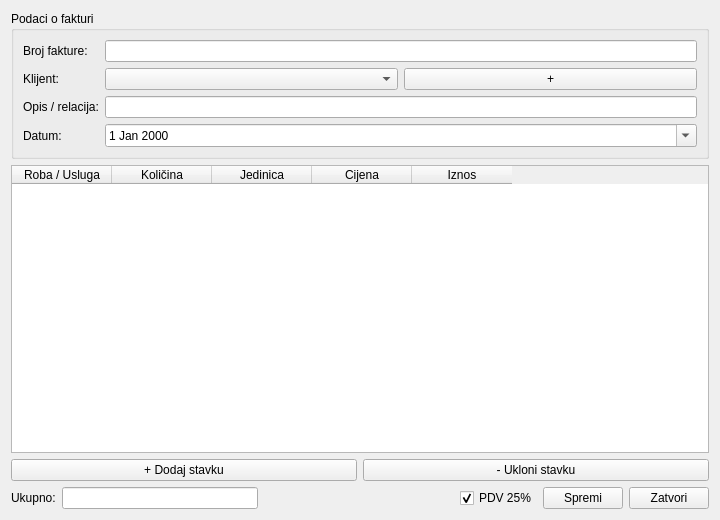
The window that ui/invoice_dialog.ui (tvle-exe/fakture_app) describes before a commit, drawn with Qt 5.
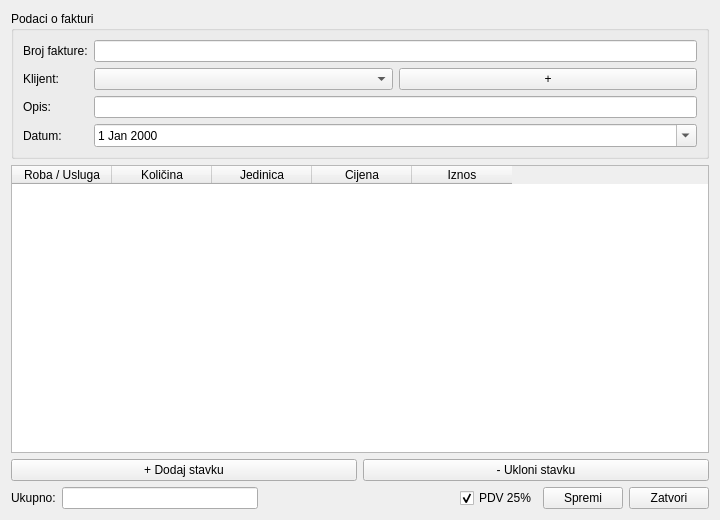
The same window after the commit.

```diff
--- a/ui/invoice_dialog.ui
+++ b/ui/invoice_dialog.ui
@@ -57,7 +57,7 @@
       <item row="2" column="0">
        <widget class="QLabel" name="descriptionLabel">
         <property name="text">
-         <string>Opis / relacija:</string>
+         <string>Opis:</string>
         </property>
        </widget>
       </item>
```
